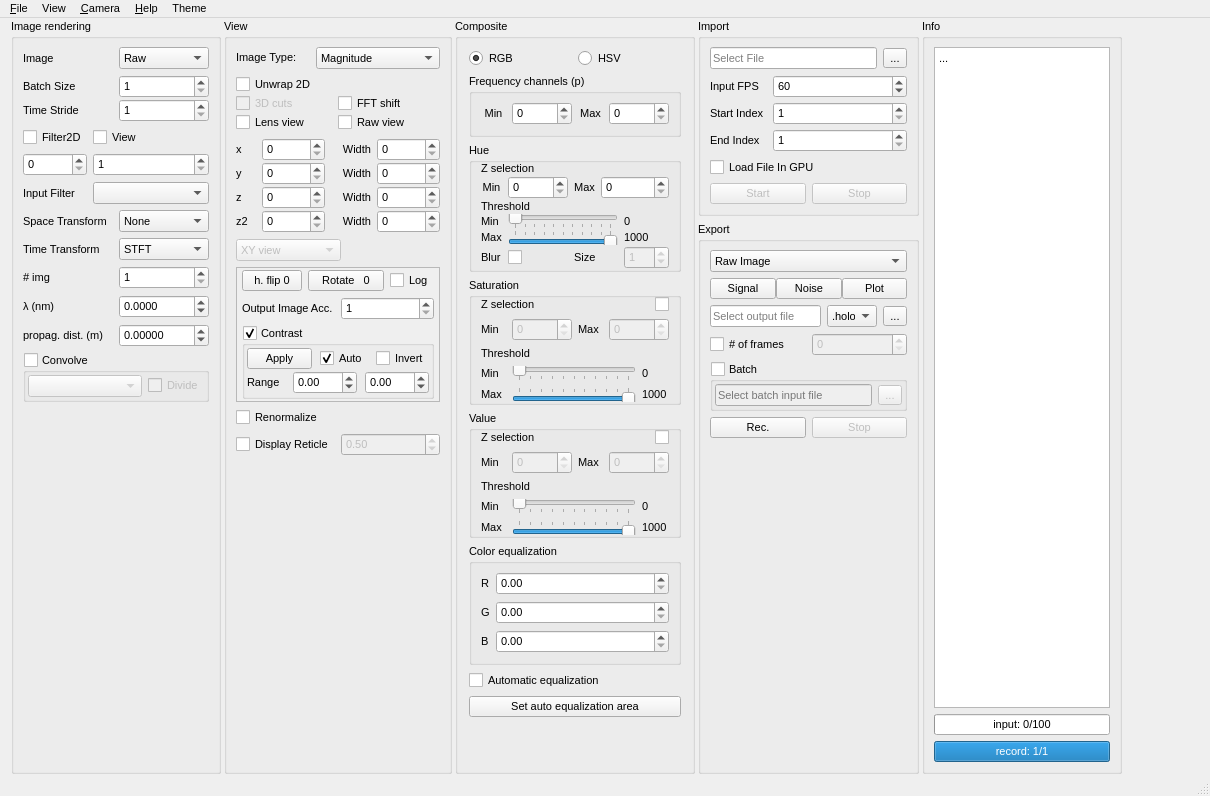
Before: the Qt Designer form Holovibes/mainwindow.ui in DigitalHolography/Holovibes, drawn with Qt 5.
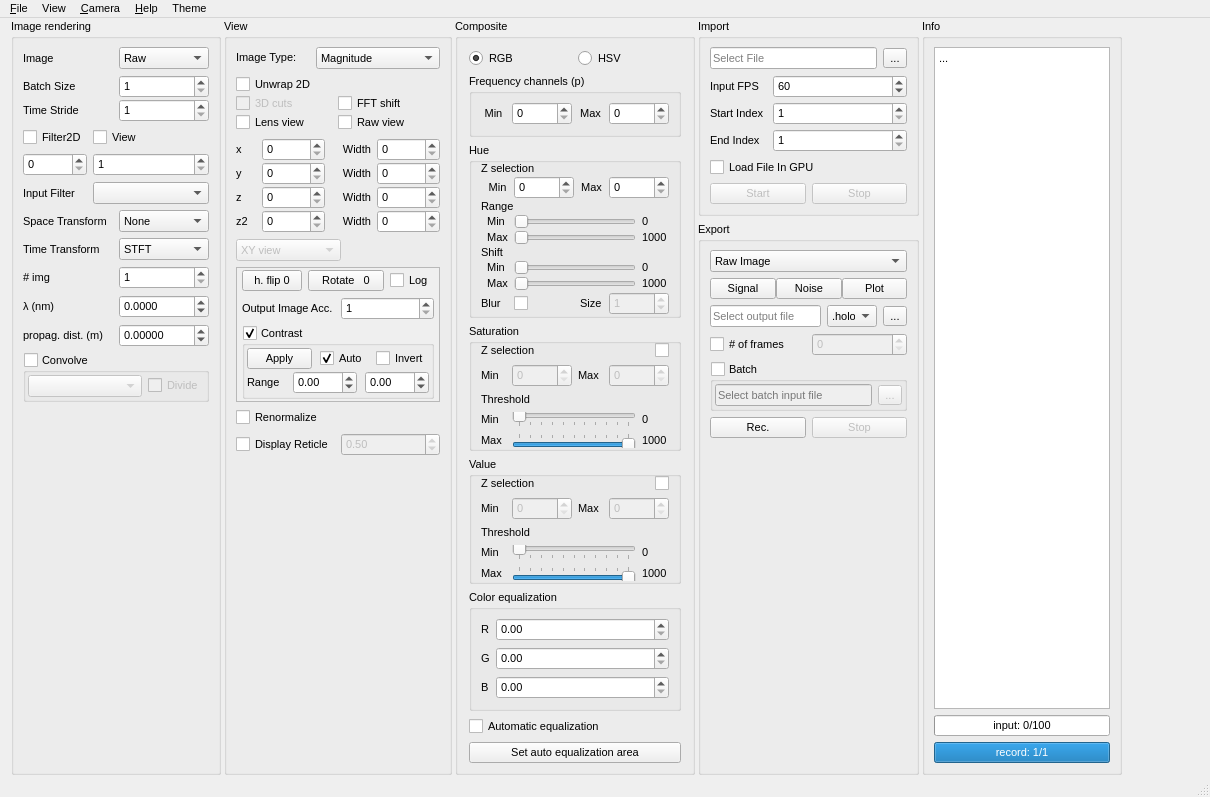
After: the same form once the commit is applied. Custom widgets are drawn as their Qt base class.

Commit message: add the shift slider to ui

What changed in the file:
```diff
--- a/Holovibes/mainwindow.ui
+++ b/Holovibes/mainwindow.ui
@@ -1618,7 +1618,7 @@
               <property name="verticalSpacing">
                <number>1</number>
               </property>
-              <item row="2" column="3">
+              <item row="1" column="1" colspan="2">
                <widget class="QSpinBox" name="SpinBox_hue_freq_min">
                 <property name="sizePolicy">
                  <sizepolicy hsizetype="Minimum" vsizetype="Fixed">
@@ -1643,21 +1643,21 @@
                 </property>
                </widget>
               </item>
-              <item row="6" column="6">
+              <item row="4" column="5">
                <widget class="QLabel" name="label_hue_threshold_max">
                 <property name="text">
                  <string>1000</string>
                 </property>
                </widget>
               </item>
-              <item row="5" column="6">
+              <item row="3" column="5">
                <widget class="QLabel" name="label_hue_threshold_min">
                 <property name="text">
                  <string>0</string>
                 </property>
                </widget>
               </item>
-              <item row="2" column="4">
+              <item row="1" column="3">
                <widget class="QLabel" name="label_hue_freq_max">
                 <property name="text">
                  <string>Max</string>
@@ -1667,14 +1667,8 @@
                 </property>
                </widget>
               </item>
-              <item row="6" column="3" colspan="3">
+              <item row="4" column="1" colspan="4">
                <widget class="QSlider" name="horizontalSlider_hue_threshold_max">
-                <property name="sizePolicy">
-                 <sizepolicy hsizetype="Expanding" vsizetype="Minimum">
-                  <horstretch>0</horstretch>
-                  <verstretch>0</verstretch>
-                 </sizepolicy>
-                </property>
                 <property name="maximumSize">
                  <size>
                   <width>16777215</width>
@@ -1690,32 +1684,93 @@
                 <property name="pageStep">
                  <number>100</number>
                 </property>
-                <property name="value">
-                 <number>1000</number>
-                </property>
                 <property name="orientation">
                  <enum>Qt::Horizontal</enum>
                 </property>
-                <property name="tickPosition">
-                 <enum>QSlider::TicksAbove</enum>
-                </property>
                </widget>
               </item>
-              <item row="4" column="2" colspan="5">
+              <item row="2" column="0" colspan="5">
                <widget class="QLabel" name="label_27">
                 <property name="text">
-                 <string>Threshold</string>
+                 <string>Range</string>
                 </property>
                </widget>
               </item>
-              <item row="5" column="3" colspan="3">
+              <item row="5" column="0" colspan="5">
+               <widget class="QLabel" name="label_28">
+                <property name="text">
+                 <string>Shift</string>
+                </property>
+               </widget>
+              </item>
+              <item row="6" column="0">
+               <widget class="QLabel" name="label_hue_shift_min_name">
+                <property name="text">
+                 <string>  Min</string>
+                </property>
+               </widget>
+              </item>
+              <item row="6" column="1" colspan="4">
+               <widget class="QSlider" name="horizontalSlider_hue_shift_min">
+                <property name="maximumSize">
+                 <size>
+                  <width>16777215</width>
+                  <height>15</height>
+                 </size>
+                </property>
+                <property name="maximum">
+                 <number>1000</number>
+                </property>
+                <property name="pageStep">
+                 <number>100</number>
+                </property>
+                <property name="orientation">
+                 <enum>Qt::Horizontal</enum>
+                </property>
+               </widget>
+              </item>
+              <item row="6" column="5">
+               <widget class="QLabel" name="label_hue_shift_min">
+                <property name="text">
+                 <string>0</string>
+                </property>
+               </widget>
+              </item>
+              <item row="7" column="0">
+               <widget class="QLabel" name="label_hue_shift_max_name">
+                <property name="text">
+                 <string>  Max</string>
+                </property>
+               </widget>
+              </item>
+              <item row="7" column="1" colspan="4">
+               <widget class="QSlider" name="horizontalSlider_hue_shift_max">
+                <property name="maximumSize">
+                 <size>
+                  <width>16777215</width>
+                  <height>15</height>
+                 </size>
+                </property>
+                <property name="maximum">
+                 <number>1000</number>
+                </property>
+                <property name="pageStep">
+                 <number>100</number>
+                </property>
+                <property name="orientation">
+                 <enum>Qt::Horizontal</enum>
+                </property>
+               </widget>
+              </item>
+              <item row="7" column="5">
+               <widget class="QLabel" name="label_hue_shift_max">
+                <property name="text">
+                 <string>1000</string>
+                </property>
+               </widget>
+              </item>
+              <item row="3" column="1" colspan="4">
                <widget class="QSlider" name="horizontalSlider_hue_threshold_min">
-                <property name="sizePolicy">
-                 <sizepolicy hsizetype="Expanding" vsizetype="MinimumExpanding">
-                  <horstretch>0</horstretch>
-                  <verstretch>0</verstretch>
-                 </sizepolicy>
-                </property>
                 <property name="maximumSize">
                  <size>
                   <width>16777215</width>
@@ -1731,12 +1786,9 @@
                 <property name="orientation">
                  <enum>Qt::Horizontal</enum>
                 </property>
-                <property name="tickPosition">
-                 <enum>QSlider::TicksBelow</enum>
-                </property>
                </widget>
               </item>
-              <item row="2" column="5" colspan="2">
+              <item row="1" column="4" colspan="2">
                <widget class="QSpinBox" name="SpinBox_hue_freq_max">
                 <property name="minimumSize">
                  <size>
@@ -1755,7 +1807,7 @@
                 </property>
                </widget>
               </item>
-              <item row="7" column="6">
+              <item row="8" column="4" colspan="2">
                <widget class="QSpinBox" name="SpinBox_hue_blur_kernel_size">
                 <property name="enabled">
                  <bool>false</bool>
@@ -1768,7 +1820,7 @@
                 </property>
                </widget>
               </item>
-              <item row="7" column="3">
+              <item row="8" column="1">
                <widget class="QCheckBox" name="checkBox_h_gaussian_blur">
                 <property name="minimumSize">
                  <size>
@@ -1784,48 +1836,48 @@
                 </property>
                </widget>
               </item>
-              <item row="1" column="2" colspan="5">
+              <item row="0" column="0" colspan="5">
                <widget class="QLabel" name="label_hue_freq">
                 <property name="text">
                  <string>Z selection </string>
                 </property>
                </widget>
               </item>
-              <item row="7" column="2">
+              <item row="8" column="0">
                <widget class="QLabel" name="label_2">
                 <property name="text">
                  <string>Blur</string>
                 </property>
                </widget>
               </item>
-              <item row="7" column="4" colspan="2">
+              <item row="8" column="3">
                <widget class="QLabel" name="label_3">
                 <property name="text">
                  <string>Size</string>
                 </property>
                </widget>
               </item>
-              <item row="6" column="2">
+              <item row="4" column="0">
                <widget class="QLabel" name="label_hue_threshold_max_name">
                 <property name="text">
-                 <string>Max</string>
+                 <string>  Max</string>
                 </property>
                </widget>
               </item>
-              <item row="2" column="2">
+              <item row="1" column="0">
                <widget class="QLabel" name="label_hue_freq_min">
                 <property name="text">
-                 <string>Min</string>
+                 <string>  Min</string>
                 </property>
                 <property name="alignment">
                  <set>Qt::AlignCenter</set>
                 </property>
                </widget>
               </item>
-              <item row="5" column="2">
+              <item row="3" column="0">
                <widget class="QLabel" name="label_hue_threshold_min_name">
                 <property name="text">
-                 <string>Min</string>
+                 <string>  Min</string>
                 </property>
                </widget>
               </item>
```
Left out of the diff: 17 changed lines with no effect on the pictures. The commit also changes 6 other files.
